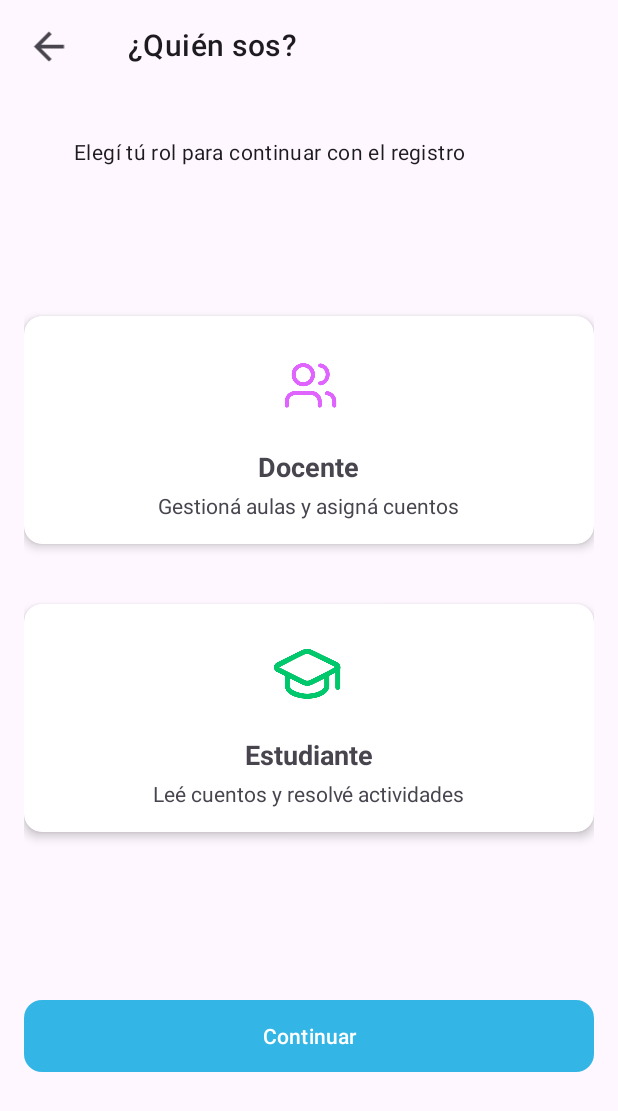
After one commit to Kerooo0/lectana-app-mobile, an Android app: the registro_pregunta screen opened directly, with no data from a screen before it, on a phone screen of 412 x 824 dp. The commit adds this screen. Shown: the top 1111 px of the screen. Run offline under Robolectric (Android 15) with nearby library versions, the phone set to English and light mode, and no system bars.

Commit message:
layout_registro_pregunta

```diff
--- a/app/src/main/AndroidManifest.xml
+++ b/app/src/main/AndroidManifest.xml
@@ -11,6 +11,9 @@
         android:roundIcon="@mipmap/ic_launcher_round"
         android:supportsRtl="true"
         android:theme="@style/Theme.Lectana">
+        <activity
+            android:name=".registro.registro_pregunta"
+            android:exported="false" />
         <activity
             android:name=".centro_ayuda"
             android:exported="false" />
--- /dev/null
+++ b/app/src/main/java/com/example/lectana/registro/registro_pregunta.java
@@ -0,0 +1,24 @@
+package com.example.lectana.registro;
+
+import android.os.Bundle;
+
+import androidx.activity.EdgeToEdge;
+import androidx.appcompat.app.AppCompatActivity;
+import androidx.core.graphics.Insets;
+import androidx.core.view.ViewCompat;
+import androidx.core.view.WindowInsetsCompat;
+
+import com.example.lectana.R;
+
+public class registro_pregunta extends AppCompatActivity {
+
+    @Override
+    protected void onCreate(Bundle savedInstanceState) {
+        super.onCreate(savedInstanceState);
+        EdgeToEdge.enable(this);
+        setContentView(R.layout.activity_registro_pregunta);
+
+
+
+    }
+}
--- /dev/null
+++ b/app/src/main/res/drawable/boton_azul_rectangular.xml
@@ -0,0 +1,12 @@
+<?xml version="1.0" encoding="utf-8"?>
+<shape xmlns:android="http://schemas.android.com/apk/res/android" android:shape="rectangle">
+
+    <solid android:color="@android:color/holo_blue_light" />
+
+    <corners android:radius="12dp" />
+
+    <padding android:left="24dp"
+        android:right="24dp"
+        android:top="8dp"
+        android:bottom="8dp"/>
+</shape>
--- /dev/null
+++ b/app/src/main/res/layout/activity_registro_pregunta.xml
@@ -0,0 +1,149 @@
+<?xml version="1.0" encoding="utf-8"?>
+<androidx.constraintlayout.widget.ConstraintLayout xmlns:android="http://schemas.android.com/apk/res/android"
+    xmlns:app="http://schemas.android.com/apk/res-auto"
+    xmlns:tools="http://schemas.android.com/tools"
+    android:layout_width="match_parent"
+    android:layout_height="match_parent"
+    android:padding="16dp"
+    tools:context=".registro.registro_pregunta">
+
+
+    <ImageView
+        android:id="@+id/flecha_registro_preg"
+        android:layout_width="33dp"
+        android:layout_height="30dp"
+        android:contentDescription="@string/flecha_descripcion"
+        app:layout_constraintStart_toStartOf="parent"
+        app:layout_constraintTop_toTopOf="parent"
+        app:srcCompat="?attr/homeAsUpIndicator" />
+
+    <TextView
+        android:id="@+id/tit_registro_preg"
+        android:layout_width="wrap_content"
+        android:layout_height="wrap_content"
+        android:layout_marginStart="36dp"
+        android:text="@string/titulo_registro_preg"
+        android:textAppearance="?attr/textAppearanceHeadline6"
+        app:layout_constraintStart_toEndOf="@id/flecha_registro_preg"
+        app:layout_constraintTop_toTopOf="@id/flecha_registro_preg" />
+
+
+    <TextView
+        android:id="@+id/sub_registro_preg"
+        android:layout_width="wrap_content"
+        android:layout_height="wrap_content"
+        android:layout_marginTop="48dp"
+        android:text="@string/sub_registro_preg"
+        android:textAppearance="?attr/textAppearanceBody2"
+        app:layout_constraintEnd_toEndOf="parent"
+        app:layout_constraintHorizontal_bias="0.282"
+        app:layout_constraintStart_toStartOf="parent"
+        app:layout_constraintTop_toBottomOf="@id/tit_registro_preg" />
+
+    <androidx.cardview.widget.CardView
+        android:id="@+id/cardDocente"
+        android:layout_width="0dp"
+        android:layout_height="wrap_content"
+        android:layout_marginTop="100dp"
+        android:clickable="true"
+        android:focusable="true"
+        app:cardCornerRadius="12dp"
+        app:cardElevation="4dp"
+        app:layout_constraintTop_toBottomOf="@id/sub_registro_preg"
+        app:layout_constraintStart_toStartOf="parent"
+        app:layout_constraintEnd_toEndOf="parent">
+
+        <LinearLayout
+            android:layout_width="match_parent"
+            android:layout_height="wrap_content"
+            android:orientation="vertical"
+            android:padding="16dp"
+            android:gravity="center">
+
+            <ImageView
+                android:layout_width="64dp"
+                android:layout_height="64dp"
+                android:contentDescription="@string/img_registro_docente"
+                app:srcCompat="@drawable/imagen_docente" />
+
+            <TextView
+                android:layout_width="wrap_content"
+                android:layout_height="wrap_content"
+                android:text="@string/docente_registro_preg"
+                android:textStyle="bold"
+                android:textSize="18sp"
+                android:layout_marginTop="8dp" />
+
+            <TextView
+                android:layout_width="wrap_content"
+                android:layout_height="wrap_content"
+                android:layout_marginTop="4dp"
+                android:text="@string/doncete_reg_preg_sub"
+                android:textSize="14sp" />
+
+        </LinearLayout>
+    </androidx.cardview.widget.CardView>
+
+
+    <androidx.cardview.widget.CardView
+        android:id="@+id/cardAlumno"
+        android:layout_width="0dp"
+        android:layout_height="wrap_content"
+        android:layout_marginTop="40dp"
+        android:clickable="true"
+        android:focusable="true"
+        app:cardCornerRadius="12dp"
+        app:cardElevation="4dp"
+        app:layout_constraintTop_toBottomOf="@id/cardDocente"
+        app:layout_constraintStart_toStartOf="parent"
+        app:layout_constraintEnd_toEndOf="parent">
+
+        <LinearLayout
+            android:layout_width="match_parent"
+            android:layout_height="wrap_content"
+            android:orientation="vertical"
+            android:padding="16dp"
+            android:gravity="center">
+
+            <ImageView
+                android:layout_width="64dp"
+                android:layout_height="64dp"
+                android:contentDescription="@string/img_registro_alumno"
+                app:srcCompat="@drawable/imagen_estudiante" />
+
+            <TextView
+                android:layout_width="wrap_content"
+                android:layout_height="wrap_content"
+                android:layout_marginTop="8dp"
+                android:text="@string/alumno_registro_preg"
+                android:textSize="18sp"
+                android:textStyle="bold" />
+
+            <TextView
+                android:layout_width="wrap_content"
+                android:layout_height="wrap_content"
+                android:layout_marginTop="4dp"
+                android:text="@string/alumno_registro_preg_sub"
+                android:textSize="14sp" />
+
+        </LinearLayout>
+    </androidx.cardview.widget.CardView>
+
+
+    <Button
+        android:id="@+id/button"
+        android:layout_width="0dp"
+        android:layout_height="wrap_content"
+        android:layout_marginTop="108dp"
+        android:text="@string/button_registro_preg"
+        android:background="@drawable/boton_azul_rectangular"
+        app:layout_constraintBottom_toBottomOf="parent"
+        app:layout_constraintEnd_toEndOf="parent"
+        app:layout_constraintHorizontal_bias="0.0"
+        app:layout_constraintStart_toStartOf="parent"
+        app:layout_constraintTop_toBottomOf="@id/cardAlumno"
+        app:layout_constraintVertical_bias="0.039"
+        app:backgroundTint="@null"
+        />
+
+</androidx.constraintlayout.widget.ConstraintLayout>
--- a/app/src/main/res/values/strings.xml
+++ b/app/src/main/res/values/strings.xml
@@ -27,5 +27,15 @@
     <string name="ayuda">Necesito Ayuda</string>
     <string name="mensaje_ayuda">Si tenés alguna pregunta o necesitás soporte, no dudes en contactarnos</string>
     <string name="enviar_sugerencia">Enviar Sugerencia</string>
-
+    // registro pregunta
+    <string name="titulo_registro_preg">¿Quién sos?</string>
+    <string name="sub_registro_preg">Elegí tú rol para continuar con el registro</string>
+    <string name="flecha_descripcion">Volver</string>
+    <string name="img_registro_docente">Registro docente</string>
+    <string name="docente_registro_preg">Docente</string>
+    <string name="doncete_reg_preg_sub">Gestioná aulas y asigná cuentos</string>
+    <string name="alumno_registro_preg">Estudiante</string>
+    <string name="img_registro_alumno">Registro de alumno</string>
+    <string name="alumno_registro_preg_sub">Leé cuentos y resolvé actividades</string>
+    <string name="button_registro_preg">Continuar</string>
 </resources>
```
Also changed, not shown: app/src/main/res/drawable/imagen_docente.png (added), app/src/main/res/drawable/imagen_estudiante.png (added).
